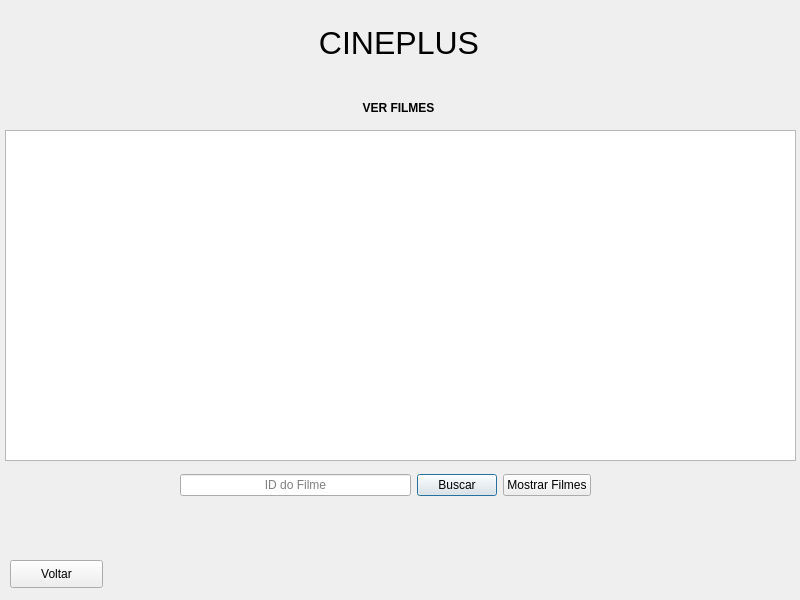
Josmateussilva0110/PROJETO_POO, file TELA_CLIENTE_VER_FILMES.ui: the form before one commit.
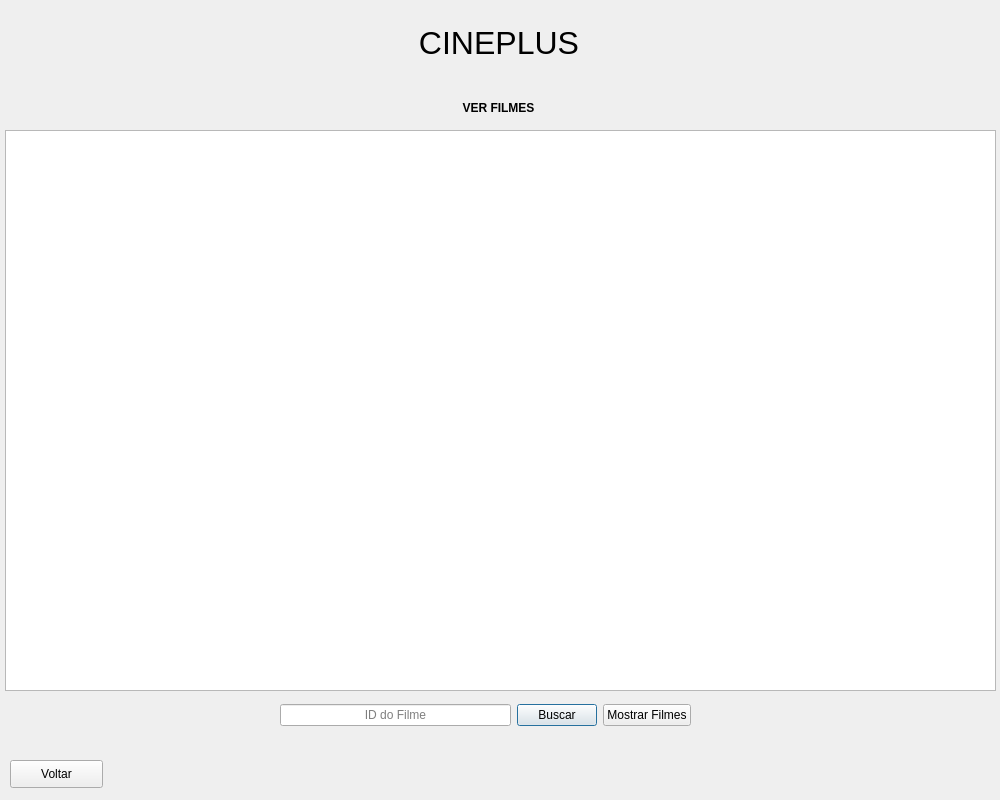
The form after the commit.

Diff of the .ui file:
```diff
--- a/TELA_CLIENTE_VER_FILMES.ui
+++ b/TELA_CLIENTE_VER_FILMES.ui
@@ -6,8 +6,8 @@
    <rect>
     <x>0</x>
     <y>0</y>
-    <width>800</width>
-    <height>600</height>
+    <width>1000</width>
+    <height>800</height>
    </rect>
   </property>
   <property name="sizePolicy">
@@ -18,14 +18,14 @@
   </property>
   <property name="minimumSize">
    <size>
-    <width>800</width>
-    <height>600</height>
+    <width>1000</width>
+    <height>800</height>
    </size>
   </property>
   <property name="maximumSize">
    <size>
-    <width>800</width>
-    <height>600</height>
+    <width>1000</width>
+    <height>800</height>
    </size>
   </property>
   <property name="windowTitle">
@@ -34,7 +34,7 @@
   <widget class="QLabel" name="label_2">
    <property name="geometry">
     <rect>
-     <x>340</x>
+     <x>440</x>
      <y>100</y>
      <width>117</width>
      <height>16</height>
@@ -47,7 +47,7 @@
   <widget class="QLabel" name="label">
    <property name="geometry">
     <rect>
-     <x>310</x>
+     <x>410</x>
      <y>20</y>
      <width>178</width>
      <height>48</height>
@@ -62,16 +62,16 @@
     <rect>
      <x>5</x>
      <y>130</y>
-     <width>791</width>
-     <height>331</height>
+     <width>991</width>
+     <height>561</height>
     </rect>
    </property>
   </widget>
   <widget class="QWidget" name="layoutWidget">
    <property name="geometry">
     <rect>
-     <x>180</x>
-     <y>470</y>
+     <x>280</x>
+     <y>700</y>
      <width>411</width>
      <height>30</height>
     </rect>
@@ -107,7 +107,7 @@
    <property name="geometry">
     <rect>
      <x>10</x>
-     <y>560</y>
+     <y>760</y>
      <width>93</width>
      <height>28</height>
     </rect>
```
